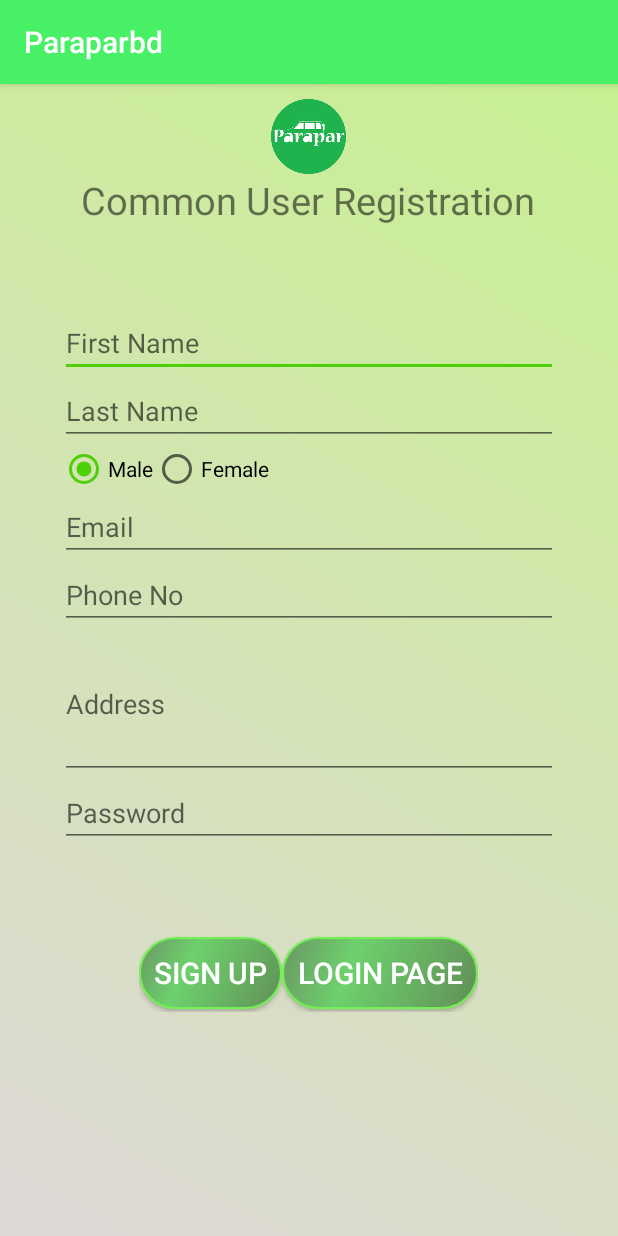
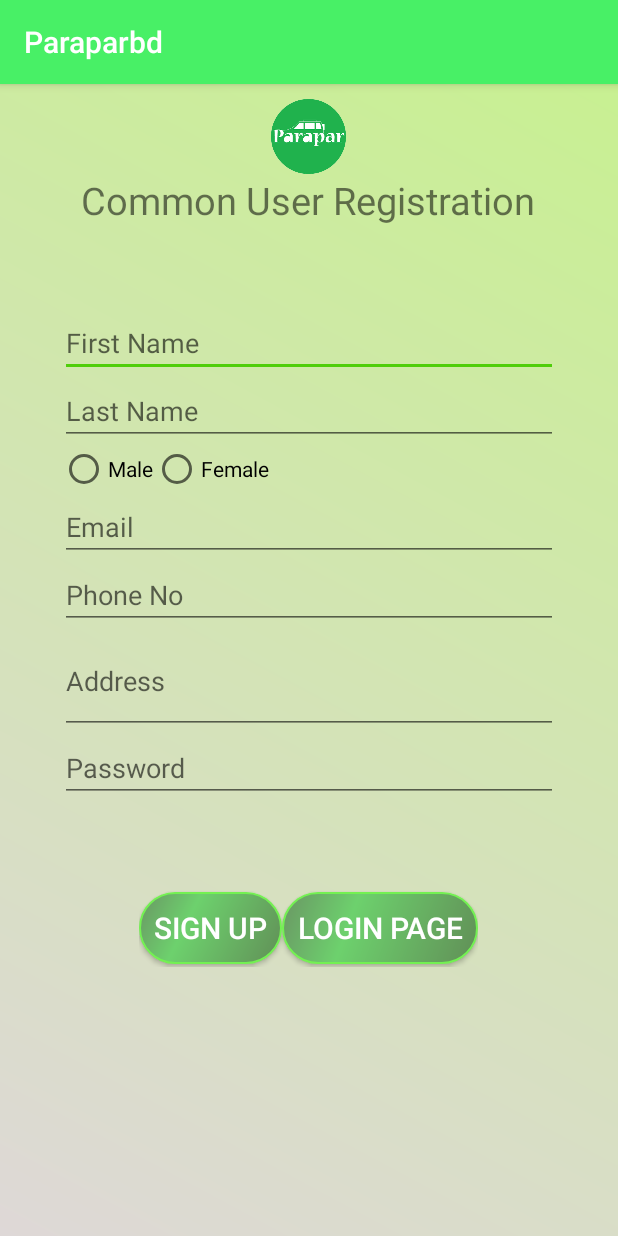
Before and after one commit to emranhos1/paraparbd_android, an Android app: the CommonUserRegistration screen opened directly, with no data from a screen before it, on a phone screen of 412 x 824 dp. Run offline under Robolectric (Android 15) with nearby library versions, the phone set to English and light mode, and no system bars.

```diff
--- a/app/src/main/java/com/eh/paraparbd/login/CommonUserRegistration.java
+++ b/app/src/main/java/com/eh/paraparbd/login/CommonUserRegistration.java
@@ -2,8 +2,10 @@ package com.eh.paraparbd.login;
 
 import androidx.appcompat.app.AppCompatActivity;
 
+import android.content.Context;
 import android.content.Intent;
 import android.os.Bundle;
+import android.util.Log;
 import android.view.View;
 import android.widget.Button;
 import android.widget.EditText;
@@ -12,25 +14,30 @@ import android.widget.RadioGroup;
 import android.widget.Toast;
 
 import com.eh.paraparbd.R;
+import com.eh.paraparbd.classes.Message;
+import com.eh.paraparbd.classes.Registration;
+import com.eh.paraparbd.classes.SignInfo;
+import com.eh.paraparbd.model.CommonUserRegTable;
+import com.eh.paraparbd.utils.AlertUtil;
+import com.eh.paraparbd.utils.PBDUtil;
 
 public class CommonUserRegistration extends AppCompatActivity {
 
-	EditText firstNameText;
-	EditText lastNameText;
+	Context context;
+	EditText firstNameText, lastNameText, emailText, phoneNoText, addressText, passwordText;
 	RadioGroup radioGroup;
 	RadioButton radioButton;
-	EditText emailText;
-	EditText phoneNoText;
-	EditText addressText;
-	EditText passwordText;
-
-	Button btnSignUpCU;
-	Button btnLoginPage;
-
+	Button btnSignUpCU, btnLoginPage;
+	final static String TAG = "CommonUserRegistration";
+	private String message, gender;
+	int radioButtonId;
+	CommonUserRegTable commonUserRegTable = new CommonUserRegTable();
 
 	@Override
 	protected void onCreate(Bundle savedInstanceState) {
 		super.onCreate(savedInstanceState);
+
+		context = CommonUserRegistration.this;
 		setContentView(R.layout.activity_common_user_registration);
 
 		firstNameText = findViewById(R.id.first_name);
@@ -39,11 +46,8 @@ public class CommonUserRegistration extends AppCompatActivity {
 		phoneNoText = findViewById(R.id.phone_no);
 		addressText = findViewById(R.id.address);
 		passwordText = findViewById(R.id.password);
-
 		radioGroup = findViewById(R.id.gender_group);
-		int radioButtonId = radioGroup.getCheckedRadioButtonId();
-		radioButton = findViewById(radioButtonId);
-
+		radioButtonId = radioGroup.getCheckedRadioButtonId();
 
 		btnSignUpCU = findViewById(R.id.btnSignUpCU);
 		btnLoginPage = findViewById(R.id.btnLoginPage);
@@ -55,17 +59,42 @@ public class CommonUserRegistration extends AppCompatActivity {
 
 				if (firstNameText.length() != 0) {
 					if (lastNameText.length() != 0) {
+						if(radioGroup.getCheckedRadioButtonId() != -1){
+							if(radioGroup.getCheckedRadioButtonId() == R.id.gender_male) {
+								gender = "Male";
+							} else {
+								gender = "Female";
+							}
 							if (emailText.length() != 0) {
 								if (phoneNoText.length() != 0) {
 									if (addressText.length() != 0) {
 										if (passwordText.length() != 0) {
+											if (PBDUtil.isInternetConnected(context)) {
 												String firstName = firstNameText.getText().toString();
 												String lastName = lastNameText.getText().toString();
 												String email = emailText.getText().toString();
 												String phoneNo = phoneNoText.getText().toString();
 												String address = addressText.getText().toString();
 												String password = passwordText.getText().toString();
-										Toast.makeText(CommonUserRegistration.this, "Done", Toast.LENGTH_SHORT).show();
+
+												commonUserRegTable.setFirstName(firstName);
+												commonUserRegTable.setLastName(lastName);
+												commonUserRegTable.setGender(gender);
+												commonUserRegTable.setEmail(email);
+												commonUserRegTable.setPhoneNo(phoneNo);
+												commonUserRegTable.setAddress(address);
+												commonUserRegTable.setPassword(password);
+
+												Message.toastMessage(context, "Gender" + commonUserRegTable.getGender());
+												//TODO
+												//FIXME
+												Registration.commonUserRegistration(context, commonUserRegTable);
+											} else {
+												String title = "No Internet Connection";
+												String message = "Please check your internet connection";
+												boolean status = false;
+												AlertUtil.showAlartDialog(context, title, message, status);
+											}
 										} else {
 											passwordText.setError("Password Should Not Be Blank");
 										}
@@ -77,6 +106,9 @@ public class CommonUserRegistration extends AppCompatActivity {
 								}
 							} else {
 								emailText.setError("Email Should Not Be Blank");
+							}
+						} else {
+							Message.toastMessage(context, "Please Select Gender");
 						}
 					} else {
 						lastNameText.setError("Last Name Should Not Be Blank");
--- a/app/src/main/res/layout/activity_common_user_registration.xml
+++ b/app/src/main/res/layout/activity_common_user_registration.xml
@@ -14,7 +14,8 @@
         android:layout_width="50dp"
         android:layout_height="50dp"
         android:layout_marginTop="10dp"
-        app:srcCompat="@drawable/parapar" />
+        app:srcCompat="@drawable/parapar"
+        android:contentDescription="@string/parapar_image" />
 
     <LinearLayout
         android:layout_width="match_parent"
@@ -25,7 +26,7 @@
             android:layout_width="wrap_content"
             android:layout_height="wrap_content"
             android:layout_gravity="center"
-            android:textSize="25dp"
+            android:textSize="25sp"
             android:text="@string/common_user_regi"/>
 
         <LinearLayout
@@ -40,7 +41,7 @@
                 android:id="@+id/first_name"
                 android:layout_width="match_parent"
                 android:layout_height="wrap_content"
-                android:hint="@string/first_name"/>
+                android:hint="@string/first_name" />
 
             <EditText
                 android:id="@+id/last_name"
@@ -58,14 +59,13 @@
                     android:id="@+id/gender_male"
                     android:layout_width="wrap_content"
                     android:layout_height="wrap_content"
-                    android:text="Male"
-                    android:checked="true"/>
+                    android:text="@string/male"/>
 
                 <RadioButton
                     android:id="@+id/gender_female"
                     android:layout_width="wrap_content"
                     android:layout_height="wrap_content"
-                    android:text="Female" />
+                    android:text="@string/female" />
             </RadioGroup>
 
             <EditText
@@ -79,13 +79,12 @@
                 android:id="@+id/phone_no"
                 android:layout_width="match_parent"
                 android:layout_height="wrap_content"
-                android:inputType="textEmailAddress"
                 android:hint="@string/phone_no"/>
 
             <EditText
                 android:id="@+id/address"
                 android:layout_width="match_parent"
-                android:layout_height="100dp"
+                android:layout_height="70dp"
                 android:inputType="text|textMultiLine"
                 android:hint="@string/address"/>
 
```
Lines whose indentation alone changed are shown as unchanged.
